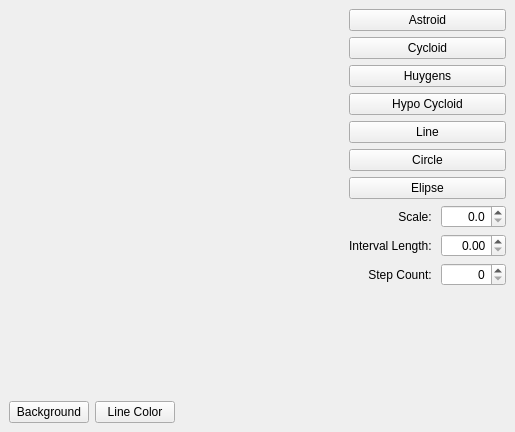
Qt form mainwindow.ui (Naugrim01/QtCurvesCPP) before a commit.
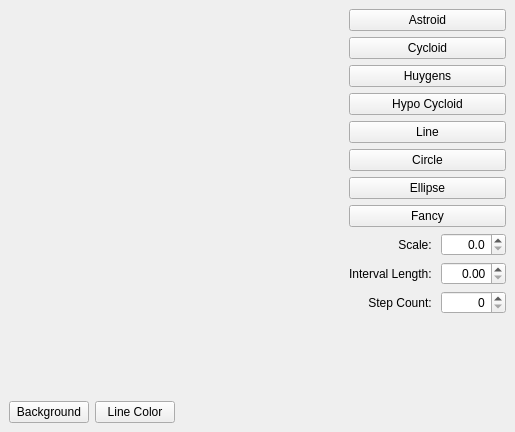
The same form after that commit. Custom widgets are drawn as their Qt base class.

Commit message: Change elipse to ellipse and add fancy shape

The edit to the form file:
```diff
--- a/mainwindow.ui
+++ b/mainwindow.ui
@@ -100,7 +100,14 @@
       <item>
        <widget class="QPushButton" name="btnElipse">
         <property name="text">
-         <string>Elipse</string>
+         <string>Ellipse</string>
+        </property>
+       </widget>
+      </item>
+      <item>
+       <widget class="QPushButton" name="btnFancy">
+        <property name="text">
+         <string>Fancy</string>
         </property>
        </widget>
       </item>
```
Left out of the diff: 2 changed lines with no effect on the pictures. The commit also changes 4 other files.
